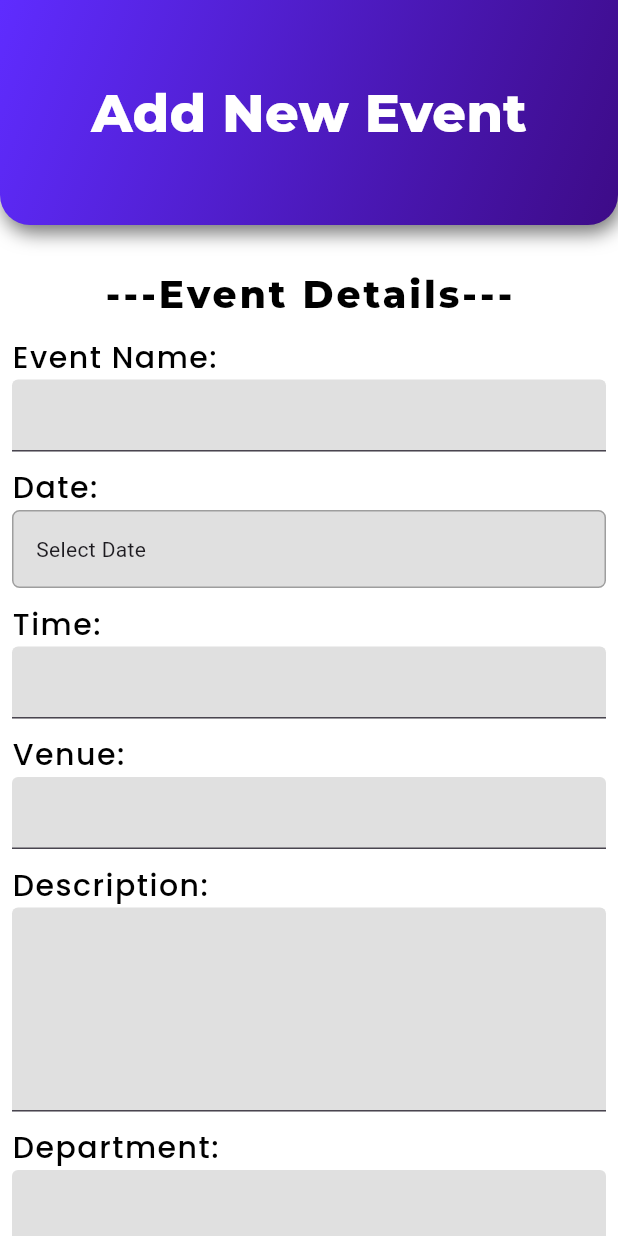
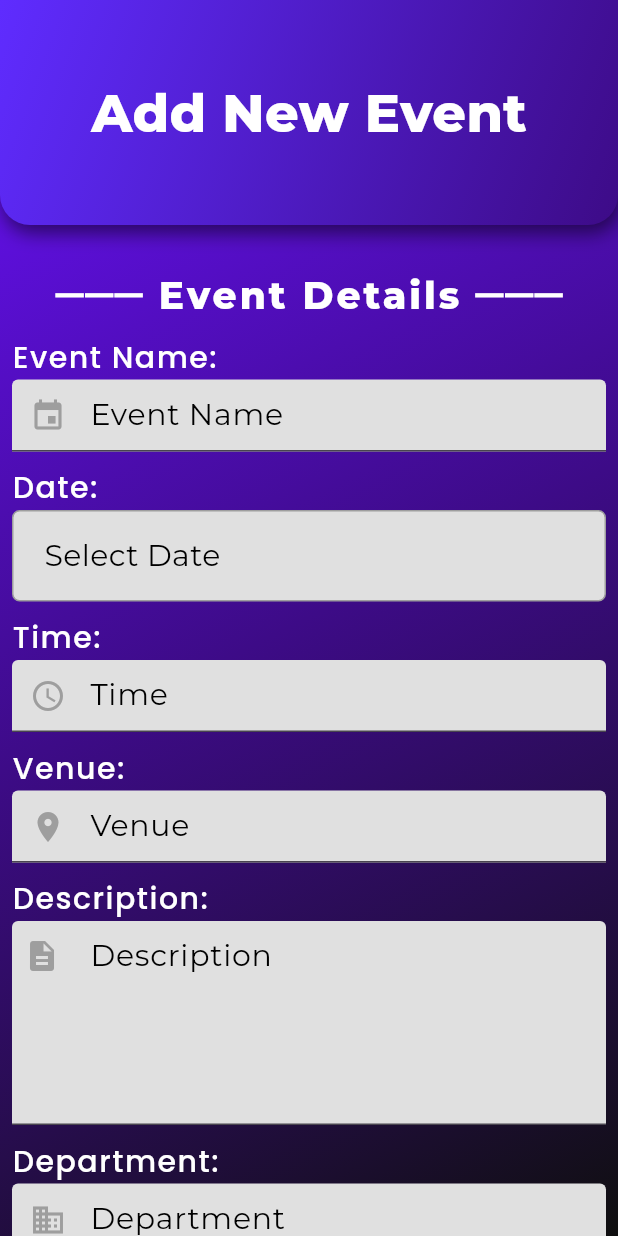
Before and after one commit to SHASANGNIX/Flutter_Event_Management, a Flutter app: the screen it shows after launch, after a tap on an icon or button, on a phone screen of 412 x 824 dp. Run offline on Flutter 3.47's test engine with Material 3 defaults, Android fonts, the phone set to English and light mode, and no system bars; our stand-ins replace google_fonts.

Commit message:
Edited add_event page and made Edit_event page

```diff
--- a/lib/Widgets/add_event.dart
+++ b/lib/Widgets/add_event.dart
@@ -42,15 +42,37 @@ class _AddEventState extends State<AddEvent> {
     }
   }
 
-  Widget CustomField(TextEditingController controller) {
+  void resetForm() {
+    nameController.clear();
+    venueController.clear();
+    descriptionController.clear();
+    departmentController.clear();
+    collegeController.clear();
+    registrationController.clear();
+    contactController.clear();
+    meetingController.clear();
+    timeController.clear();
+    categoryController.clear();
+    setState(() {
+      date = "";
+      isOnline = false;
+    });
+  }
+
+  Widget CustomField(
+    String label,
+    TextEditingController controller,
+    dynamic icon,
+  ) {
     return Padding(
       padding: EdgeInsets.all(0),
       child: TextFormField(
         controller: controller,
-        style: GoogleFonts.montserrat(color: Colors.black),
+        style: GoogleFonts.montserrat(color: Colors.white),
         decoration: InputDecoration(
-          labelStyle: GoogleFonts.montserrat(color: Colors.black, fontSize: 20),
-
+          hintText: label,
+          hintStyle: GoogleFonts.montserrat(color: Colors.black, fontSize: 20),
+          prefixIcon: icon != null ? Icon(icon, color: Colors.grey[500]) : null,
           focusedBorder: OutlineInputBorder(
             borderRadius: BorderRadius.circular(10),
             borderSide: BorderSide(color: Colors.black, width: 2),
@@ -82,19 +104,28 @@ class _AddEventState extends State<AddEvent> {
     return Container(
       height: double.infinity,
       width: double.infinity,
-      color: Colors.white,
+      decoration: BoxDecoration(
+        gradient: LinearGradient(
+          begin: Alignment.topLeft,
+          end: Alignment.bottomRight,
+          colors: [Color(0xFF6A11FF), Color(0xFF3D0B87), Color(0xFF0F0F0F)],
+        ),
+      ),
+
 
       child: Column(
         children: [
           Container(
             height: 150,
             width: double.infinity,
+
             decoration: BoxDecoration(
               borderRadius: BorderRadius.only(
                 topLeft: Radius.zero,
                 topRight: Radius.zero,
                 bottomLeft: Radius.circular(20),
                 bottomRight: Radius.circular(20),
+
               ),
               gradient: LinearGradient(
                 begin: Alignment.topLeft,
@@ -138,12 +169,12 @@ class _AddEventState extends State<AddEvent> {
                     children: [
                       Center(
                         child: Text(
-                          "---Event Details---",
+                          "─── Event Details ───",
                           style: GoogleFonts.montserrat(
                             fontSize: 25,
                             fontWeight: FontWeight.w800,
                             letterSpacing: 2,
-                            color: Colors.black,
+                            color: Colors.white,
                           ),
                         ),
                       ),
@@ -154,10 +185,10 @@ class _AddEventState extends State<AddEvent> {
                           fontSize: 20,
                           fontWeight: FontWeight.w500,
                           letterSpacing: 1,
-                          color: Colors.black,
+                          color: Colors.white,
                         ),
                       ),
-                      CustomField(nameController),
+                      CustomField("Event Name", nameController, Icons.event),
                       SizedBox(height: 10),
                       Text(
                         "Date:",
@@ -165,7 +196,7 @@ class _AddEventState extends State<AddEvent> {
                           fontSize: 20,
                           fontWeight: FontWeight.w500,
                           letterSpacing: 1,
-                          color: Colors.black,
+                          color: Colors.white,
                         ),
                       ),
                       InkWell(
@@ -180,7 +211,13 @@ class _AddEventState extends State<AddEvent> {
                             borderRadius: BorderRadius.circular(5),
                           ),
 
-                          child: Text(date == "" ? "Select Date" : date),
+                          child: Text(
+                            date == "" ? " Select Date" : date,
+                            style: GoogleFonts.montserrat(
+                              color: Colors.black,
+                              fontSize: 20,
+                            ),
+                          ),
                         ),
                       ),
                       SizedBox(height: 10),
@@ -190,10 +227,10 @@ class _AddEventState extends State<AddEvent> {
                           fontSize: 20,
                           fontWeight: FontWeight.w500,
                           letterSpacing: 1,
-                          color: Colors.black,
+                          color: Colors.white,
                         ),
                       ),
-                      CustomField(timeController),
+                      CustomField("Time", timeController, Icons.access_time),
                       SizedBox(height: 10),
                       Text(
                         "Venue:",
@@ -201,10 +238,10 @@ class _AddEventState extends State<AddEvent> {
                           fontSize: 20,
                           fontWeight: FontWeight.w500,
                           letterSpacing: 1,
-                          color: Colors.black,
+                          color: Colors.white,
                         ),
                       ),
-                      CustomField(venueController),
+                      CustomField("Venue", venueController, Icons.location_on),
                       SizedBox(height: 10),
                       Text(
                         "Description:",
@@ -212,17 +249,30 @@ class _AddEventState extends State<AddEvent> {
                           fontSize: 20,
                           fontWeight: FontWeight.w500,
                           letterSpacing: 1,
-                          color: Colors.black,
+                          color: Colors.white,
                         ),
                       ),
                       Padding(
                         padding: EdgeInsetsGeometry.all(0),
                         child: TextFormField(
                           controller: descriptionController,
-                          style: GoogleFonts.montserrat(color: Colors.black),
+                          style: GoogleFonts.montserrat(color: Colors.white),
                           maxLines: 5,
                           decoration: InputDecoration(
-                            labelStyle: GoogleFonts.montserrat(
+                            prefixIcon: Padding(
+                              padding: EdgeInsets.only(
+                                left: 0,
+                                top: 0,
+                                right: 8,
+                                bottom: 90,
+                              ),
+                              child: Icon(
+                                Icons.description,
+                                color: Colors.grey[500],
+                              ),
+                            ),
+                            hintText: "Description",
+                            hintStyle: GoogleFonts.montserrat(
                               color: Colors.black,
                               fontSize: 20,
                             ),
@@ -246,10 +296,14 @@ class _AddEventState extends State<AddEvent> {
                           fontSize: 20,
                           fontWeight: FontWeight.w500,
                           letterSpacing: 1,
-                          color: Colors.black,
+                          color: Colors.white,
                         ),
                       ),
-                      CustomField(departmentController),
+                      CustomField(
+                        "Department",
+                        departmentController,
+                        Icons.business,
+                      ),
                       SizedBox(height: 10),
                       Text(
                         "College:",
@@ -257,10 +311,10 @@ class _AddEventState extends State<AddEvent> {
                           fontSize: 20,
                           fontWeight: FontWeight.w500,
                           letterSpacing: 1,
-                          color: Colors.black,
+                          color: Colors.white,
                         ),
                       ),
-                      CustomField(collegeController),
+                      CustomField("College", collegeController, Icons.school),
                       SizedBox(height: 10),
                       Text(
                         "Category:",
@@ -268,14 +322,22 @@ class _AddEventState extends State<AddEvent> {
                           fontSize: 20,
                           fontWeight: FontWeight.w500,
                           letterSpacing: 1,
-                          color: Colors.black,
+                          color: Colors.white,
                         ),
                       ),
-                      CustomField(categoryController),
+                      CustomField("Category", categoryController, Icons.label),
                       SwitchListTile(
                         value: isOnline,
 
-                        title: Text("Online Event"),
+                        title: Text(
+                          "Online Event",
+                          style: GoogleFonts.poppins(
+                            fontSize: 20,
+                            fontWeight: FontWeight.w500,
+                            letterSpacing: 1,
+                            color: Colors.white,
+                          ),
+                        ),
 
                         onChanged: (value) {
                           setState(() {
@@ -285,7 +347,11 @@ class _AddEventState extends State<AddEvent> {
                       ),
 
                       if (isOnline)
-                          CustomField(meetingController),
+                        CustomField(
+                          "Meeting Link",
+                          meetingController,
+                          Icons.videocam,
+                        ),
 
                       SizedBox(height: 10),
                       Text(
@@ -294,10 +360,14 @@ class _AddEventState extends State<AddEvent> {
                           fontSize: 20,
                           fontWeight: FontWeight.w500,
                           letterSpacing: 1,
-                          color: Colors.black,
+                          color: Colors.white,
                         ),
                       ),
-                       CustomField(registrationController),
+                      CustomField(
+                        "Registration Link",
+                        registrationController,
+                        Icons.link,
+                      ),
                       SizedBox(height: 10),
                       Text(
                         "Contact Details:",
@@ -305,15 +375,21 @@ class _AddEventState extends State<AddEvent> {
                           fontSize: 20,
                           fontWeight: FontWeight.w500,
                           letterSpacing: 1,
-                          color: Colors.black,
+                          color: Colors.white,
                         ),
                       ),
-                       CustomField(contactController),
+                      CustomField(
+                        "Contact Details",
+                        contactController,
+                        Icons.person,
+                      ),
 
                       SizedBox(height: 20),
-
+                      Row(
+                        mainAxisAlignment: MainAxisAlignment.spaceEvenly,
+                        children: [
                           ElevatedButton(
-                        onPressed: (){
+                            onPressed: () {
                               Event newevent = Event(
                                 name: nameController.text,
                                 date: date,
@@ -327,14 +403,32 @@ class _AddEventState extends State<AddEvent> {
                                 meetingLink: meetingController.text,
                                 registrationLink: registrationController.text,
                                 contact: contactController.text,
-                            img:'assets/music.jpg',
+                                img: 'assets/music.jpg',
                               );
                               widget.addEvent(newevent);
                               Navigator.pop(context);
                             },
-                      child: Text("Add Event", style: GoogleFonts.montserrat(fontSize: 18, fontWeight: FontWeight.w600),
+                            child: Text(
+                              "Add Event",
+                              style: GoogleFonts.montserrat(
+                                fontSize: 18,
+                                fontWeight: FontWeight.w600,
                               ),
-                      )
+                            ),
+                          ),
+
+                          ElevatedButton(
+                            onPressed: resetForm,
+                            child: Text(
+                              "Reset",
+                              style: GoogleFonts.montserrat(
+                                fontSize: 18,
+                                fontWeight: FontWeight.w600,
+                              ),
+                            ),
+                          ),
+                        ],
+                      ),
                     ],
                   ),
                 ),
--- a/lib/Widgets/fragment_holder.dart
+++ b/lib/Widgets/fragment_holder.dart
@@ -2,6 +2,7 @@ import 'package:flutter/material.dart';
 import 'lisiting.dart';
 import 'add_event.dart';
 import 'event.dart';
+import 'edit_event.dart';
 
 class FragmentHolder extends StatefulWidget {
   const FragmentHolder({super.key});
@@ -25,7 +26,7 @@ class _FragmentHolderState extends State<FragmentHolder> {
       category: "Technology",
       contact: "contact@techsymposium.com",
       isOnline: false,
-      meetingLink: "https://example.com/tech-symposium-meeting"
+      meetingLink: "https://example.com/tech-symposium-meeting",
     ),
     Event(
       name: "Cultural Fest",
@@ -40,7 +41,7 @@ class _FragmentHolderState extends State<FragmentHolder> {
       category: "Cultural",
       contact: "contact@culturalfest.com",
       isOnline: false,
-      meetingLink: "https://example.com/cultural-fest-meeting"
+      meetingLink: "https://example.com/cultural-fest-meeting",
     ),
     Event(
       name: "Sports Meet",
@@ -55,7 +56,7 @@ class _FragmentHolderState extends State<FragmentHolder> {
       category: "Sports",
       contact: "contact@sportsmeet.com",
       isOnline: false,
-      meetingLink: "https://example.com/sports-meet-meeting"
+      meetingLink: "https://example.com/sports-meet-meeting",
     ),
     Event(
       name: "Art Exhibition",
@@ -70,7 +71,7 @@ class _FragmentHolderState extends State<FragmentHolder> {
       category: "Cultural",
       contact: "contact@artexhibition.com",
       isOnline: false,
-      meetingLink: "https://example.com/art-exhibition-meeting"
+      meetingLink: "https://example.com/art-exhibition-meeting",
     ),
     Event(
       name: "Music Concert",
@@ -85,16 +86,21 @@ class _FragmentHolderState extends State<FragmentHolder> {
       category: "Cultural",
       contact: "contact@musicconcert.com",
       isOnline: false,
-      meetingLink: "https://example.com/music-concert-meeting"
+      meetingLink: "https://example.com/music-concert-meeting",
     ),
   ];
-   void addEvent(Event event) {
-
+  void addEvent(Event event) {
     setState(() {
-
       events.add(event);
     });
   }
+
+  void editEvent(int index, Event updatedEvent) {
+    setState(() {
+      events[index]=updatedEvent;
+    });
+  }
+
   @override
   Widget build(BuildContext context) {
     return Container(
@@ -108,10 +114,18 @@ class _FragmentHolderState extends State<FragmentHolder> {
                 switch (settings.name) {
                   case '/':
                   case '/home':
-                    builder = (BuildContext context) =>HomeScreen(events: events);
+                    builder = (BuildContext context) =>
+                        HomeScreen(events: events);
                     break;
                   case '/add':
-                    builder = (BuildContext context) => AddEvent( addEvent: addEvent);
+                    builder = (BuildContext context) =>
+                        AddEvent(addEvent: addEvent);
+                  break;
+                  case '/edit':
+                    final args = settings.arguments as Map<String, dynamic>;
+                    final event = args['event'] as Event;
+                    final index = args['index'] as int;
+                    builder = (BuildContext context) => EditEvent(event: event, index: index, editEvent: editEvent);
                   default:
                     builder = (BuildContext context) =>
                         HomeScreen(events: events);
```
Also changed, not shown: lib/Widgets/edit_event.dart (added, +484 -0 lines). Lines whose indentation alone changed are shown as unchanged.
